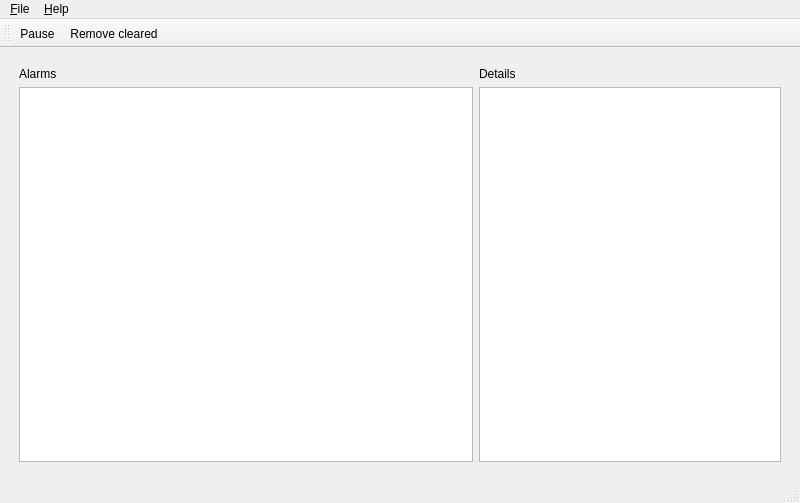
Before: the Qt Designer form iasAlarmGui/alarm_gui.ui in IntegratedAlarmSystem-Group/ias, drawn with Qt 5.
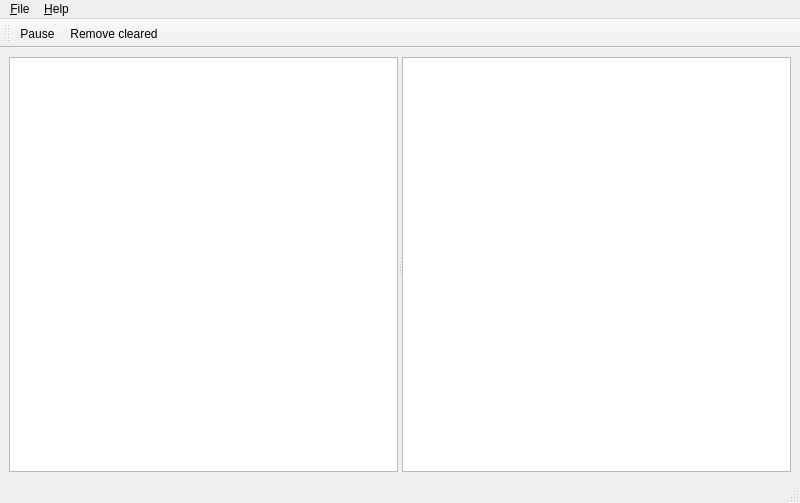
After: the same form once the commit is applied. Icons and pictures are not drawn.

Commit message: Makes table and details resizable

Diff of the .ui file:
```diff
--- a/iasAlarmGui/alarm_gui.ui
+++ b/iasAlarmGui/alarm_gui.ui
@@ -20,34 +20,12 @@
      <height>150</height>
     </size>
    </property>
-   <layout class="QHBoxLayout" name="horizontalLayout_2">
+   <layout class="QHBoxLayout" name="horizontalLayout">
     <item>
-     <layout class="QHBoxLayout" name="horizontalLayout" stretch="60,40">
-      <property name="sizeConstraint">
-       <enum>QLayout::SetMinimumSize</enum>
+     <widget class="QSplitter" name="splitter">
+      <property name="orientation">
+       <enum>Qt::Horizontal</enum>
       </property>
-      <property name="leftMargin">
-       <number>10</number>
-      </property>
-      <property name="topMargin">
-       <number>10</number>
-      </property>
-      <property name="rightMargin">
-       <number>10</number>
-      </property>
-      <property name="bottomMargin">
-       <number>10</number>
-      </property>
-      <item>
-       <layout class="QVBoxLayout" name="verticalLayout">
-        <item>
-         <widget class="QLabel" name="label">
-          <property name="text">
-           <string>Alarms</string>
-          </property>
-         </widget>
-        </item>
-        <item>
          <widget class="QTableView" name="alarmTable">
           <property name="alternatingRowColors">
            <bool>true</bool>
@@ -59,28 +37,12 @@
            <bool>false</bool>
           </attribute>
          </widget>
-        </item>
-       </layout>
-      </item>
-      <item>
-       <layout class="QVBoxLayout" name="verticalLayout_2">
-        <item>
-         <widget class="QLabel" name="label_2">
-          <property name="text">
-           <string>Details</string>
-          </property>
-         </widget>
-        </item>
-        <item>
          <widget class="QTextEdit" name="alarmDetailsTE">
           <property name="readOnly">
            <bool>true</bool>
           </property>
          </widget>
-        </item>
-       </layout>
-      </item>
-     </layout>
+     </widget>
     </item>
    </layout>
   </widget>
```
Lines whose indentation alone changed are shown as unchanged. The commit also changes 3 other files.
